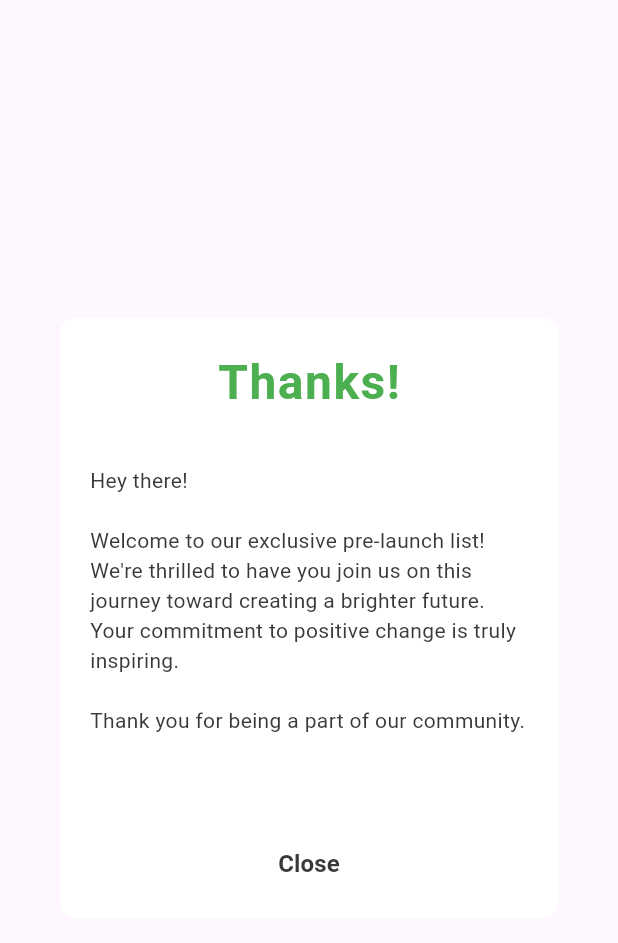
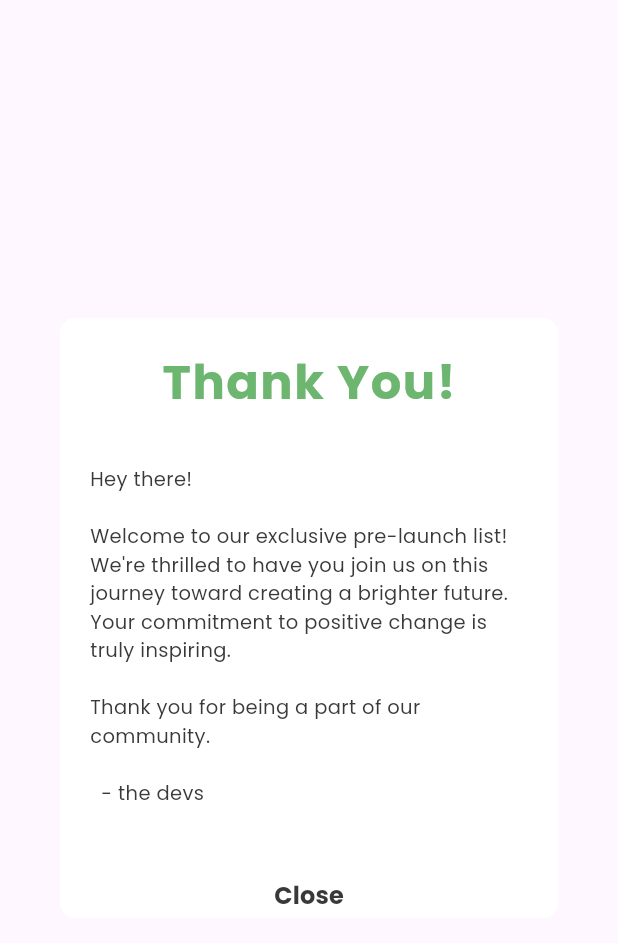
Before and after one commit to ashtondunderdale/semvera, a Flutter app: the EmailPopUp widget shown alone on an empty page, opened directly, on a phone screen of 412 x 824 dp. Shown: the top 943 px of the screen. Run offline on Flutter 3.47's test engine with Material 3 defaults, Android fonts, the phone set to English and light mode, and no system bars; our stand-ins replace google_fonts.

Commit message:
restyled landing page, added arrows

```diff
--- a/green/lib/globals.dart
+++ b/green/lib/globals.dart
@@ -1,7 +1,10 @@
 import 'package:flutter/material.dart';
+import 'package:google_fonts/google_fonts.dart';
 
 Color textColour = const Color.fromARGB(255, 57, 57, 57);
 Color backgroundColor = const Color.fromARGB(255, 59, 126, 80);
+
+final TextStyle defaultTextStyle = GoogleFonts.poppins();
 
 String emailWelcomeMessage = '''
 Hey there!
@@ -9,4 +12,6 @@ Hey there!
 Welcome to our exclusive pre-launch list! We're thrilled to have you join us on this journey toward creating a brighter future. Your commitment to positive change is truly inspiring.
 
 Thank you for being a part of our community.
+
+  - the devs
 ''';
--- a/green/lib/widgets/landing_page/email_pop_up.dart
+++ b/green/lib/widgets/landing_page/email_pop_up.dart
@@ -25,14 +25,14 @@ class EmailPopUp extends StatelessWidget {
               padding: const EdgeInsets.all(20.0),
               child: Column(
                 children: [
-                  const Padding(
-                    padding: EdgeInsets.only(bottom: 32),
+                  Padding(
+                    padding: const EdgeInsets.only(bottom: 32),
                     child: Text(
-                      'Thanks!',
-                      style: TextStyle(
+                      'Thank You!',
+                      style: defaultTextStyle.copyWith(
                         fontSize: 32,
                         fontWeight: FontWeight.bold,
-                        color: Colors.green,
+                        color: const Color.fromARGB(255, 108, 182, 111),
                         letterSpacing: 1
                       ),
                     ),
@@ -42,8 +42,8 @@ class EmailPopUp extends StatelessWidget {
                       alignment: Alignment.centerLeft,
                       child: Text(
                         emailWelcomeMessage,
-                        style: TextStyle(
-                          fontSize: 14,
+                        style: defaultTextStyle.copyWith(
+                          fontSize: 13,
                           color: textColour
                         ),
                       ),
@@ -54,7 +54,7 @@ class EmailPopUp extends StatelessWidget {
             ),
             const Spacer(),
             Padding(
-              padding: const EdgeInsets.only(bottom: 16),
+              padding: const EdgeInsets.only(bottom: 12),
               child: SizedBox(
                 width: 80,
                 height: 40,
@@ -64,7 +64,7 @@ class EmailPopUp extends StatelessWidget {
                   },
                   child: Text(
                     'Close',
-                    style: TextStyle(
+                    style: defaultTextStyle.copyWith(
                       fontSize: 16.0,
                       fontWeight: FontWeight.bold,
                       color: textColour
--- a/green/pubspec.yaml
+++ b/green/pubspec.yaml
@@ -9,6 +9,7 @@ environment:
 dependencies:
   flutter:
     sdk: flutter
+  google_fonts: ^6.1.0
 
 dev_dependencies:
   flutter_test:
```
Also changed, not shown: green/lib/views/landing_page.dart (+35 -88 lines), green/lib/widgets/landing_page/email_pop_up_button.dart (added, +42 -0 lines), green/lib/widgets/landing_page/email_text_field.dart (added, +30 -0 lines), green/lib/widgets/landing_page/landing_information.dart (added, +47 -0 lines), green/pubspec.lock, 1 other file.
